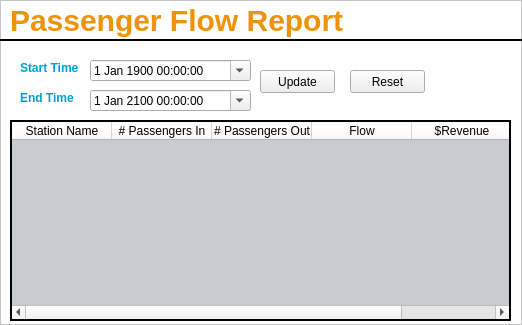
Above: app/ui/passengerFlowReport.ui from alishan-kaisani/CS4400-GUI before the change. Below: the same form after it.
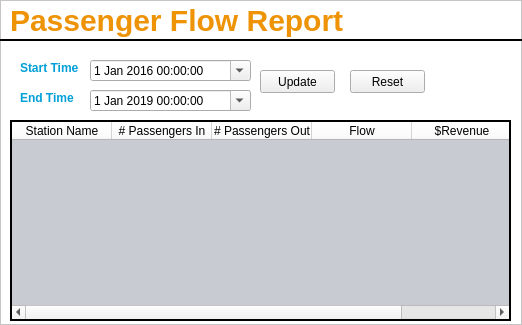
That is the form after the change. Icons and pictures are not drawn.

```diff
--- a/app/ui/passengerFlowReport.ui
+++ b/app/ui/passengerFlowReport.ui
@@ -177,14 +177,14 @@
      <hour>0</hour>
      <minute>0</minute>
      <second>0</second>
-     <year>1900</year>
+     <year>2016</year>
      <month>1</month>
      <day>1</day>
     </datetime>
    </property>
    <property name="date">
     <date>
-     <year>1900</year>
+     <year>2016</year>
      <month>1</month>
      <day>1</day>
     </date>
@@ -250,7 +250,7 @@
      <hour>0</hour>
      <minute>0</minute>
      <second>0</second>
-     <year>2100</year>
+     <year>2019</year>
      <month>1</month>
      <day>1</day>
     </datetime>
```
